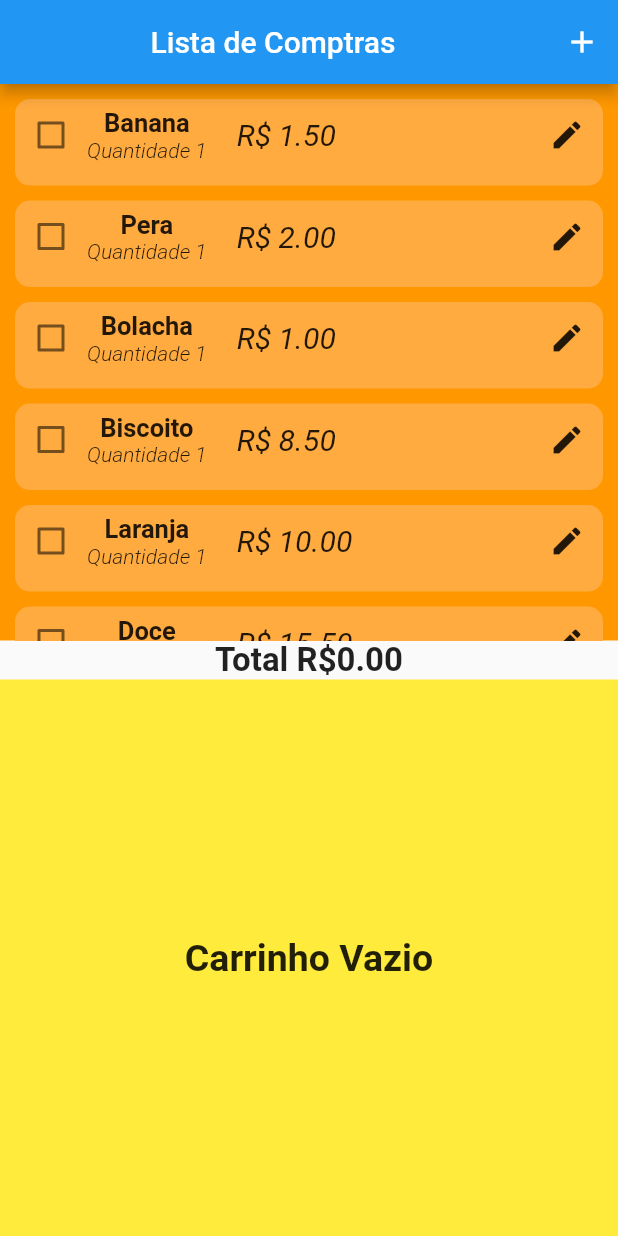
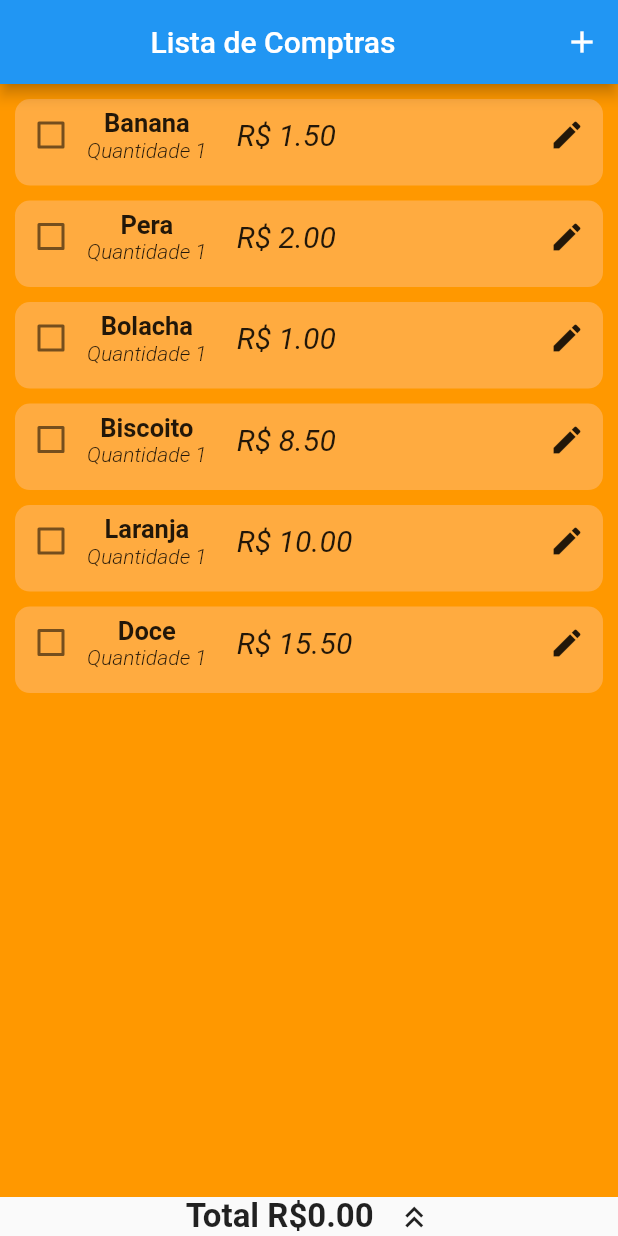
Before and after one commit to bispoalef/App_lista_de_compras, a Flutter app: the screen it shows after launch, on a phone screen of 412 x 824 dp. Run offline on Flutter 3.47's test engine with Material 2 defaults, Android fonts, the phone set to English and light mode, and no system bars.

Commit message:
Ocultando carrinho

```diff
--- a/lib/view/home_page.dart
+++ b/lib/view/home_page.dart
@@ -1,10 +1,10 @@
 import 'package:flutter/material.dart';
-import 'package:lista_compras/components/home_page_components/item_da_lista_carrinho.dart';
 import 'package:lista_compras/components/home_page_components/item_da_lista_pendente.dart';
 import 'package:lista_compras/models/lista_produtos.dart';
 import 'package:lista_compras/models/produto.dart';
 import 'package:provider/provider.dart';
 
+import '../components/home_page_components/item_da_lista_carrinho.dart';
 import '../components/home_page_components/novo_produto_dialog.dart';
 
 class HomePage extends StatefulWidget {
@@ -17,9 +17,18 @@ class HomePage extends StatefulWidget {
 class _HomePageState extends State<HomePage> {
   late ListaDeProdutos lista = ListaDeProdutos();
 
+  bool mudar = true;
+
   @override
   Widget build(BuildContext context) {
+    void ocultarCarrinho() {
+      setState(() {
+        mudar = !mudar;
+      });
+    }
+
     lista = Provider.of<ListaDeProdutos>(context);
+
     var size = MediaQuery.of(context).size;
 
     List<Produto> carrinho = lista.getCarrinho;
@@ -36,7 +45,7 @@ class _HomePageState extends State<HomePage> {
           ]),
       body: Column(
         children: [
-          Flexible(
+          Expanded(
             child: Container(
               color: Colors.orange,
               child: ReorderableListView.builder(
@@ -59,12 +68,28 @@ class _HomePageState extends State<HomePage> {
               ),
             ),
           ),
-          Text('Total R\$${lista.valorTotalCarrinho().toStringAsFixed(2)}',
+          GestureDetector(
+            onTap: ocultarCarrinho,
+            child: Row(
+              mainAxisAlignment: MainAxisAlignment.center,
+              children: [
+                Text(
+                    'Total R\$${lista.valorTotalCarrinho().toStringAsFixed(2)}',
                     style: const TextStyle(
                       fontSize: 22,
                       fontWeight: FontWeight.bold,
                     )),
-          Flexible(
+                const SizedBox(width: 15),
+                Icon(mudar
+                    ? Icons.keyboard_double_arrow_up_outlined
+                    : Icons.keyboard_double_arrow_down_outlined)
+              ],
+            ),
+          ),
+          AnimatedContainer(
+            duration: const Duration(seconds: 1),
+            height: mudar ? 0 : size.height / 2,
+            child: Flexible(
               child: Container(
                 color: Colors.yellow,
                 child: carrinho.isEmpty
@@ -83,6 +108,7 @@ class _HomePageState extends State<HomePage> {
                       ),
               ),
             ),
+          ),
         ],
       ),
     );
```
Also changed, not shown: lib/components/home_page_components/item_da_lista_carrinho.dart (+0 -9 lines). Lines whose indentation alone changed are shown as unchanged.
